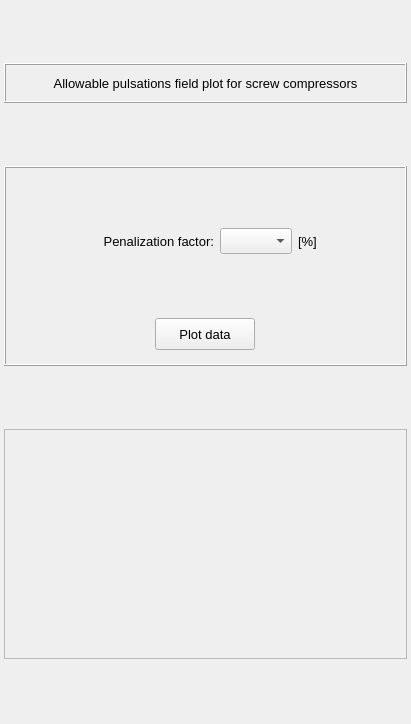
The window that vibra/interface/data/ui_files/plots/acoustic/allowable_pulsations_3d_plot_for_screw_compressor_inputs.ui (MOPT-UFSC/VIBRA) describes before a commit, drawn with Qt 5.
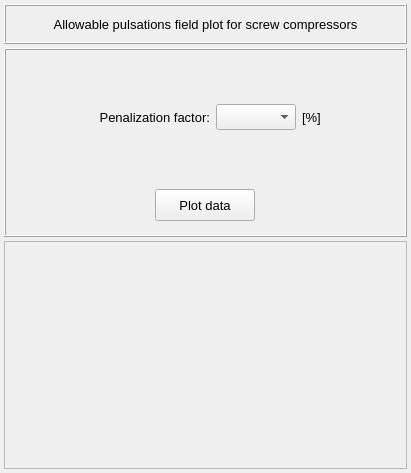
The same window after the commit.

Commit message: Adjust the width of the penalization QComboBox

```diff
--- a/vibra/interface/data/ui_files/plots/acoustic/allowable_pulsations_3d_plot_for_screw_compressor_inputs.ui
+++ b/vibra/interface/data/ui_files/plots/acoustic/allowable_pulsations_3d_plot_for_screw_compressor_inputs.ui
@@ -7,7 +7,7 @@
     <x>0</x>
     <y>0</y>
     <width>411</width>
-    <height>724</height>
+    <height>473</height>
    </rect>
   </property>
   <property name="minimumSize">
@@ -187,7 +187,7 @@
           <widget class="QComboBox" name="comboBox_penalization_factor">
            <property name="minimumSize">
             <size>
-             <width>0</width>
+             <width>80</width>
              <height>26</height>
             </size>
            </property>
```
The commit also changes 5 other files.
